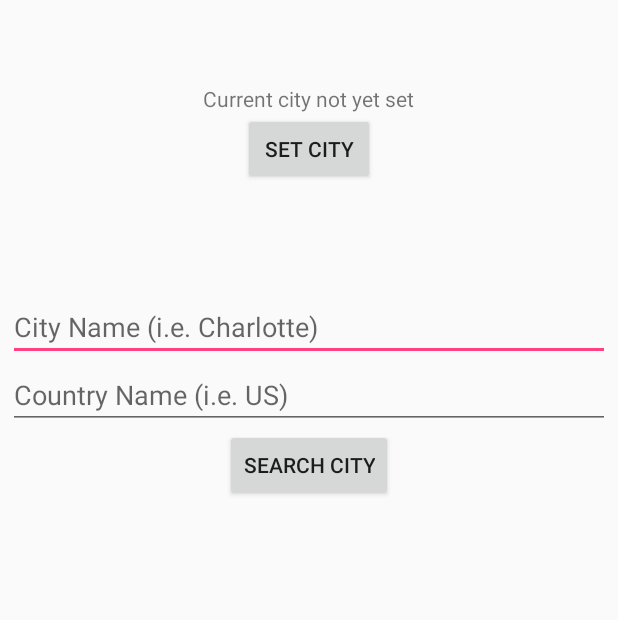
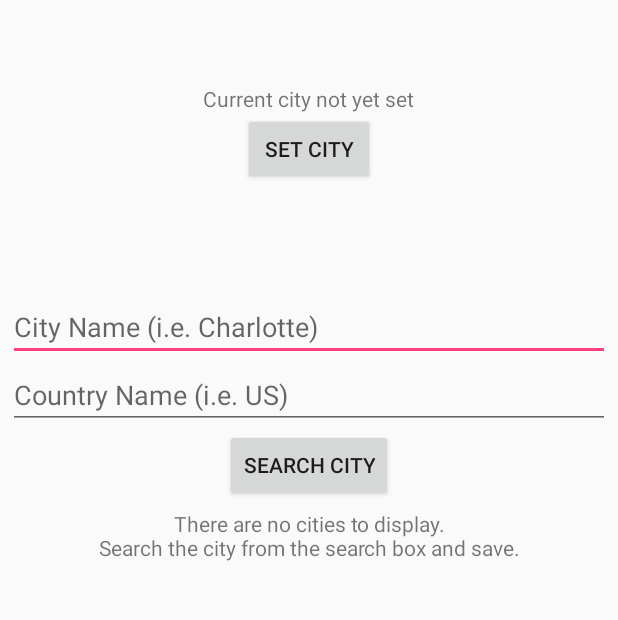
Before and after one commit to chinmayrawool/WeatherApp, an Android app: the screen it shows after launch (MainActivity), on a phone screen of 412 x 824 dp, the part 84-704 px from its top. Run offline under Robolectric (Android 15) with nearby library versions, the phone set to English and light mode, and no system bars; our stand-ins replace Firebase (no records; nobody signed in at launch, a user with empty details on screens opened directly), Picasso; libraries missing offline, so code that uses them is left out: org.ocpsoft.prettytime; pictures from the network do not load.

```diff
--- a/app/src/main/java/com/mad/homework08weather/MainActivity.java
+++ b/app/src/main/java/com/mad/homework08weather/MainActivity.java
@@ -4,15 +4,14 @@ import android.app.ProgressDialog;
 import android.content.DialogInterface;
 import android.content.Intent;
 import android.content.SharedPreferences;
+import android.os.Bundle;
 import android.preference.PreferenceManager;
 import android.support.v7.app.AlertDialog;
 import android.support.v7.app.AppCompatActivity;
-import android.os.Bundle;
 import android.support.v7.widget.LinearLayoutManager;
 import android.support.v7.widget.RecyclerView;
 import android.support.v7.widget.Toolbar;
 import android.util.Log;
-import android.view.LayoutInflater;
 import android.view.Menu;
 import android.view.MenuInflater;
 import android.view.MenuItem;
@@ -22,11 +21,11 @@ import android.widget.Button;
 import android.widget.EditText;
 import android.widget.ImageView;
 import android.widget.LinearLayout;
-import android.widget.ListView;
 import android.widget.TextView;
 import android.widget.Toast;
 
-
+import com.google.firebase.database.DatabaseReference;
+import com.google.firebase.database.FirebaseDatabase;
 import com.google.gson.Gson;
 import com.squareup.picasso.Picasso;
 
@@ -36,9 +35,7 @@ import java.io.IOException;
 import java.text.ParseException;
 import java.text.SimpleDateFormat;
 import java.util.ArrayList;
-import java.util.Collection;
 import java.util.Date;
-import java.util.List;
 import java.util.Locale;
 
 import okhttp3.Call;
@@ -62,13 +59,16 @@ public class MainActivity extends AppCompatActivity {
     LinearLayout linearLayout;
     OkHttpClient client;
     ProgressDialog pg;
-    ArrayList<CityDetails> cities=null;
+    ArrayList<CityDetails> cities= new ArrayList<>();;
     RecyclerView rvSavedCities;
     FirebaseHandler handler;
+    LinearLayout linearSavedCity;
+    DatabaseReference rbRoot;
 
 
     @Override
     protected void onCreate(Bundle savedInstanceState) {
+        Log.d("demo","onCreate");
         super.onCreate(savedInstanceState);
         setContentView(R.layout.activity_main);
 
@@ -80,7 +80,32 @@ public class MainActivity extends AppCompatActivity {
         editor = preferences.edit();
         linearLayout = (LinearLayout) findViewById(R.id.linearMainDisplay);
         pg = new ProgressDialog(MainActivity.this);
-        LinearLayout linearSavedCity = (LinearLayout) findViewById(R.id.linearSavedCity);
+        linearSavedCity = (LinearLayout) findViewById(R.id.linearSavedCity);
+        cities = new ArrayList<>();
+        rbRoot = FirebaseDatabase.getInstance().getReference();
+        handler = new FirebaseHandler(rbRoot);
+
+        cities = handler.retrieveCities();
+        Log.d("demo","Cities in main: "+cities.toString());
+        if(cities.size()==0) {
+            Log.d("demo","cities is null");
+            linearSavedCity.removeAllViews();
+            TextView textViewSavedCities = new TextView(this);
+            textViewSavedCities.setText("There are no cities to display.\nSearch the city from the search box and save.");
+            textViewSavedCities.setTextAlignment(View.TEXT_ALIGNMENT_CENTER);
+            linearSavedCity.addView(textViewSavedCities);
+
+        }else{
+            Log.d("demo","cities is not null");
+            rvSavedCities = new RecyclerView(this);
+            VerticalRecyclerAdapter adapter = new VerticalRecyclerAdapter(MainActivity.this,cities);
+            LinearLayoutManager layoutManager
+                    = new LinearLayoutManager(this, LinearLayoutManager.VERTICAL, false);
+            rvSavedCities.setLayoutManager(layoutManager);
+            rvSavedCities.setAdapter(adapter);
+            linearSavedCity.removeAllViews();
+            linearSavedCity.addView(rvSavedCities);
+        }
 
         client = new OkHttpClient();
         try{
@@ -197,28 +222,11 @@ public class MainActivity extends AppCompatActivity {
 
             }
 
-            cities = handler.retrieveCities();
-            if(cities==null) {
-                linearSavedCity.removeAllViews();
-                TextView textViewSavedCities = new TextView(this);
-                textViewSavedCities.setText("There are no cities to display.\nSearch the city from the search box and save.");
-                textViewSavedCities.setTextAlignment(View.TEXT_ALIGNMENT_CENTER);
-                linearSavedCity.addView(textViewSavedCities);
 
-            }else{
-
-                rvSavedCities = new RecyclerView(this);
-                VerticalRecyclerAdapter adapter = new VerticalRecyclerAdapter(MainActivity.this,cities);
-                LinearLayoutManager layoutManager
-                        = new LinearLayoutManager(this, LinearLayoutManager.VERTICAL, false);
-                rvSavedCities.setLayoutManager(layoutManager);
-                rvSavedCities.setAdapter(adapter);
-                linearSavedCity.removeAllViews();
-                linearSavedCity.addView(rvSavedCities);
-            }
         }catch(NullPointerException e){
             e.printStackTrace();
         }
+
 
         //Use this in Search button
         /*editor.putString("CITY_NAME",cityName);
@@ -355,4 +363,5 @@ public class MainActivity extends AppCompatActivity {
             }
         });
     }
+
 }
--- a/app/src/main/java/com/mad/homework08weather/VerticalRecyclerAdapter.java
+++ b/app/src/main/java/com/mad/homework08weather/VerticalRecyclerAdapter.java
@@ -76,7 +76,6 @@ public class VerticalRecyclerAdapter extends RecyclerView.Adapter<VerticalRecycl
         }
         holder.textViewUpdatedTime.setText("Last Updated : "+ city.getLastUpdated());
 
-
     }
 
     @Override
```
Also changed, not shown: app/src/main/java/com/mad/homework08weather/FirebaseHandler.java (+20 -12 lines).
